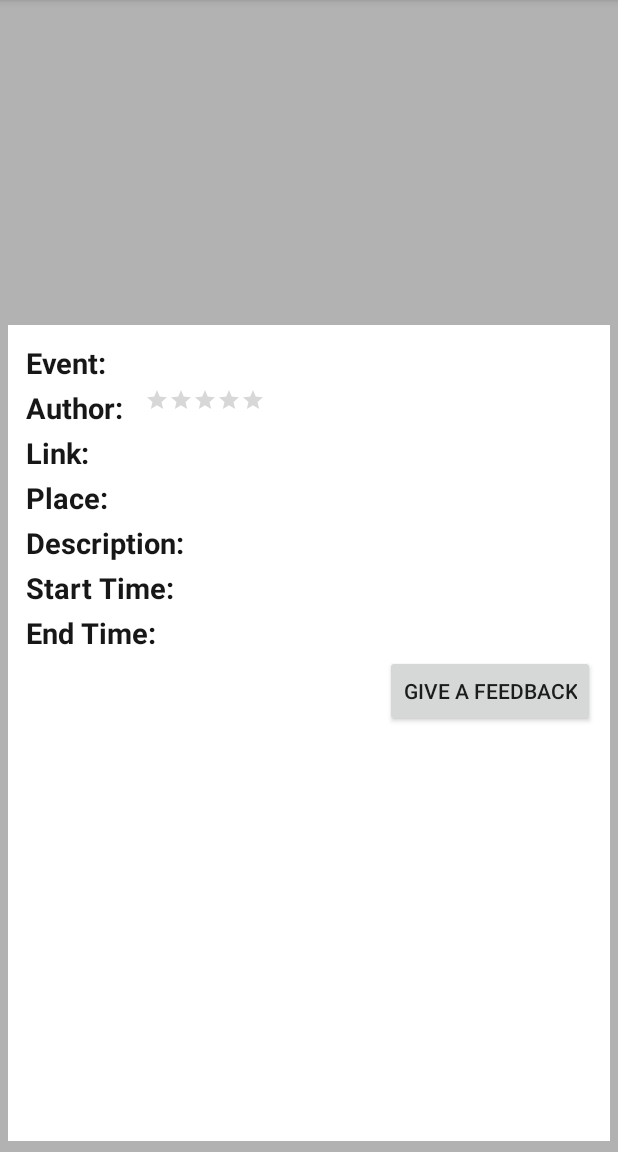
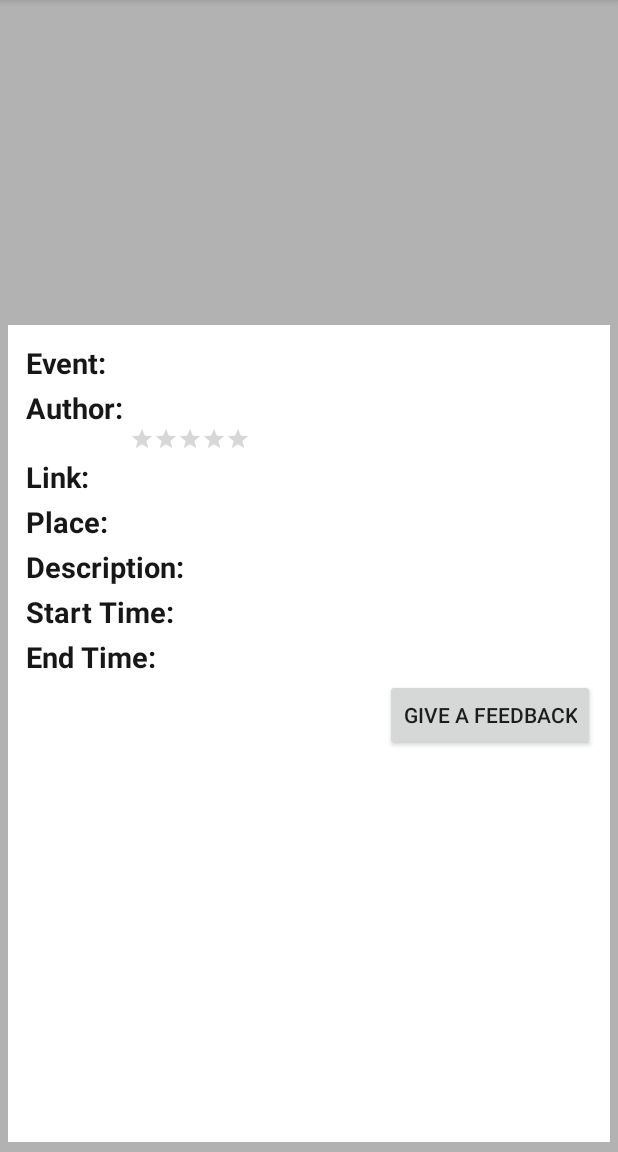
Before and after one commit to erwenzhang/FreeLunchAndroid, an Android app: the DisplayOneEvent screen opened directly, with no data from a screen before it, on a phone screen of 412 x 824 dp, the part 84-1236 px from its top. Run offline under Robolectric (Android 15) with nearby library versions, the phone set to English and light mode, and no system bars; our stand-ins replace Picasso; libraries missing offline, so code that uses them is left out: com.loopj.android; pictures from the network do not load; 6 statements that could not run were skipped.

Commit message:
star bar

```diff
--- a/app/src/main/res/layout/activity_view_one_event.xml
+++ b/app/src/main/res/layout/activity_view_one_event.xml
@@ -87,8 +87,10 @@
                 android:layout_height="wrap_content"
                 android:id="@+id/ratingBar"
                 android:layout_gravity="center_horizontal"
-                android:layout_toRightOf="@+id/author"
-                style="?android:attr/ratingBarStyleSmall" />
+                android:layout_below="@+id/author"
+                android:layout_alignLeft="@id/author"
+                style="?android:attr/ratingBarStyleSmall"
+                android:progressTint="#FFEA00" />
 
         </RelativeLayout>
 
```
